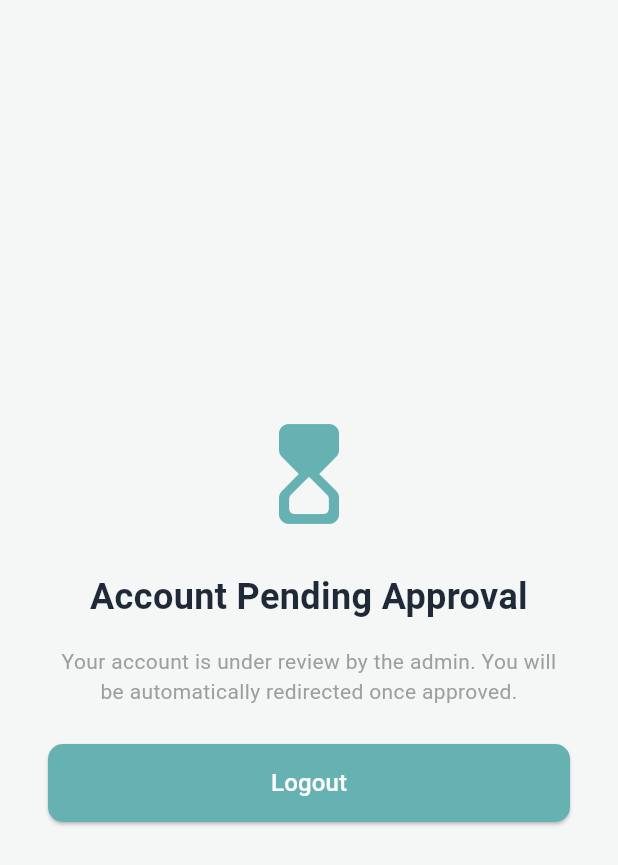
After one commit to Davidic-02/maternal-triage-system, a Flutter app: the PendingApprovalScreen screen opened directly, after a tap on "Logout", on a phone screen of 412 x 824 dp. The commit adds this screen. Shown: the top 865 px of the screen. Run offline on Flutter 3.47's test engine with Material 3 defaults, Android fonts, the phone set to English and light mode, and no system bars; drawn by our look-alikes of toastification; our stand-ins replace cloud_firestore, dio, email_validator, firebase_auth, firebase_core, fl_chart and 12 more; missing offline and left inert: onnxruntime; accounts and stored records are empty; statements that could not run were skipped.

Commit message:
added the pending approval screen

```diff
--- a/flutter_app/lib/bloc/auth/auth_bloc.dart
+++ b/flutter_app/lib/bloc/auth/auth_bloc.dart
@@ -1,6 +1,5 @@
 import 'dart:async';
 
-import 'package:cloud_firestore/cloud_firestore.dart';
 import 'package:firebase_auth/firebase_auth.dart';
 import 'package:flutter_bloc/flutter_bloc.dart';
 import 'package:freezed_annotation/freezed_annotation.dart';
@@ -21,6 +20,7 @@ class AuthBloc extends Bloc<AuthEvent, AuthState> {
   final PersistenceService _persistenceService;
   final DoctorService _doctorService;
   StreamSubscription<User?>? _authStateSubscription;
+  StreamSubscription<DoctorModel?>? _doctorSubscription;
   Timer? _sessionTimer;
   static const _sessionTimeout = Duration(minutes: 30);
 
@@ -39,14 +39,17 @@ class AuthBloc extends Bloc<AuthEvent, AuthState> {
     on<_LoginSuccessful>(_onLoginSuccessful);
     on<_LoginFailed>(_onLoginFailed);
     on<_ErrorMessage>(_onErrorMessage);
-
     on<_ForgotPassword>(_onForgotPassword);
     on<_ForgotPasswordSuccessful>(_onForgotPasswordSuccessful);
     on<_ForgotPasswordFailed>(_onForgotPasswordFailed);
-
     on<_LogoutRequested>(_onLogoutRequested);
     on<_UserChanged>(_onUserChanged);
     on<_SessionExpired>(_onSessionExpired);
+    on<_DoctorStatusChanged>(_onDoctorStatusChanged);
+
+    _authStateSubscription = _firebaseAuth.authStateChanges().listen((user) {
+      add(const AuthEvent.userChanged());
+    });
 
     _authStateSubscription = _firebaseAuth.authStateChanges().listen((user) {
       add(const AuthEvent.userChanged());
@@ -157,6 +160,17 @@ class AuthBloc extends Bloc<AuthEvent, AuthState> {
 
   void _onLoginSuccessful(_LoginSuccessful event, Emitter<AuthState> emit) {
     _startSessionTimer();
+
+    final uid = _firebaseAuth.currentUser?.uid;
+    if (uid != null) {
+      _doctorSubscription?.cancel();
+      _doctorSubscription = _doctorService.watchDoctor(uid).listen((doctor) {
+        if (doctor != null) {
+          add(AuthEvent.doctorStatusChanged(doctor.status));
+        }
+      });
+    }
+
     emit(
       state.copyWith(
         loginStatus: FormzSubmissionStatus.success,
@@ -187,6 +201,13 @@ class AuthBloc extends Bloc<AuthEvent, AuthState> {
         loginStatus: FormzSubmissionStatus.failure,
       ),
     );
+  }
+
+  void _onDoctorStatusChanged(
+    _DoctorStatusChanged event,
+    Emitter<AuthState> emit,
+  ) {
+    emit(state.copyWith(doctorStatus: event.status));
   }
 
   Future<void> _onForgotPassword(
@@ -331,6 +352,7 @@ class AuthBloc extends Bloc<AuthEvent, AuthState> {
   @override
   Future<void> close() {
     _authStateSubscription?.cancel();
+    _doctorSubscription?.cancel();
     _cancelSessionTimer();
     return super.close();
   }
--- a/flutter_app/lib/bloc/auth/auth_event.dart
+++ b/flutter_app/lib/bloc/auth/auth_event.dart
@@ -20,5 +20,7 @@
 
   const factory AuthEvent.logoutRequested() = _LogoutRequested;
   const factory AuthEvent.userChanged() = _UserChanged;
+  const factory AuthEvent.doctorStatusChanged(String status) =
+      _DoctorStatusChanged;
   const factory AuthEvent.sessionExpired() = _SessionExpired;
 }
--- a/flutter_app/lib/bloc/auth/auth_state.dart
+++ b/flutter_app/lib/bloc/auth/auth_state.dart
@@ -9,6 +9,7 @@ abstract class AuthState with _$AuthState {
     bool? onboardingComplete,
     String? userName, // Doctor full name
     String? userRole,
+    @Default('') String doctorStatus,
     @Default(EmailFormz.pure()) EmailFormz email,
     @Default(PasswordFormz.pure()) PasswordFormz password,
     @Default(FormzSubmissionStatus.initial) FormzSubmissionStatus status,
--- /dev/null
+++ b/flutter_app/lib/presentation/screens/auth/pending_approval.dart
@@ -0,0 +1,53 @@
+import 'package:flutter/material.dart';
+import 'package:flutter_bloc/flutter_bloc.dart';
+import 'package:maternal_triage/bloc/auth/auth_bloc.dart';
+import 'package:maternal_triage/constant/app_colors.dart';
+import 'package:maternal_triage/constant/app_spacing.dart';
+import 'package:maternal_triage/presentation/widget/button.dart';
+
+class PendingApprovalScreen extends StatelessWidget {
+  static const routeName = '/pending-approval';
+  const PendingApprovalScreen({super.key});
+
+  @override
+  Widget build(BuildContext context) {
+    return Scaffold(
+      body: SafeArea(
+        child: Padding(
+          padding: const EdgeInsets.all(32),
+          child: Column(
+            mainAxisAlignment: MainAxisAlignment.center,
+            children: [
+              const Icon(
+                Icons.hourglass_top_rounded,
+                size: 80,
+                color: AppColors.primaryGreen,
+              ),
+              AppSpacing.verticalSpaceLarge,
+              const Text(
+                'Account Pending Approval',
+                style: TextStyle(fontSize: 24, fontWeight: FontWeight.bold),
+                textAlign: TextAlign.center,
+              ),
+              AppSpacing.verticalSpaceMedium,
+              const Text(
+                'Your account is under review by the admin. '
+                'You will be automatically redirected once approved.',
+                style: TextStyle(color: AppColors.greyColor),
+                textAlign: TextAlign.center,
+              ),
+              AppSpacing.verticalSpaceLarge,
+              // logout button
+              Button(
+                'Logout',
+                onPressed: () => context.read<AuthBloc>().add(
+                  const AuthEvent.logoutRequested(),
+                ),
+              ),
+            ],
+          ),
+        ),
+      ),
+    );
+  }
+}
--- a/flutter_app/lib/presentation/widget/filter_tab.dart
+++ b/flutter_app/lib/presentation/widget/filter_tab.dart
@@ -60,11 +60,9 @@ class _FilterChip extends StatelessWidget {
     required this.currentFilter,
     required this.color,
   });
-
   @override
   Widget build(BuildContext context) {
     final isActive = currentFilter == filter;
-
     return GestureDetector(
       onTap: () =>
           context.read<TriageBloc>().add(TriageEvent.filterChanged(filter)),
--- a/flutter_app/lib/router/app_router.dart
+++ b/flutter_app/lib/router/app_router.dart
@@ -143,6 +143,8 @@ class AppRouter {
         location == '/login' ||
         location == '/login/forgot-password' ||
         location == '/sign-up';
+    final onPending = location == '/pending-approval';
+    final onRejected = location == '/rejected';
     if (onSplash) return null; // splash always shows once
     if (!onboardingComplete && !onOnboarding) {
       return '/onboarding'; // first-time onboarding
@@ -150,6 +152,15 @@ class AppRouter {
     if (onboardingComplete && !isLoggedIn && !onAuthPages) {
       return '/sign-up'; // force signup/login
     }
+    if (isLoggedIn) {
+      final doctorStatus = authBloc.state.doctorStatus;
+      if (doctorStatus == 'pending' && !onPending) return '/pending-approval';
+      if (doctorStatus == 'rejected' && !onRejected) return '/rejected';
+      if (doctorStatus == 'approved' && (onPending || onRejected)) {
+        return '/triage';
+      }
+    }
+
     if (isLoggedIn && onAuthPages) {
       return '/login'; // logged-in users redirected to main app
     }
```
Also changed, not shown: flutter_app/lib/bloc/auth/auth_bloc.freezed.dart, flutter_app/lib/presentation/screens/auth/rejected_screen.dart (added).
